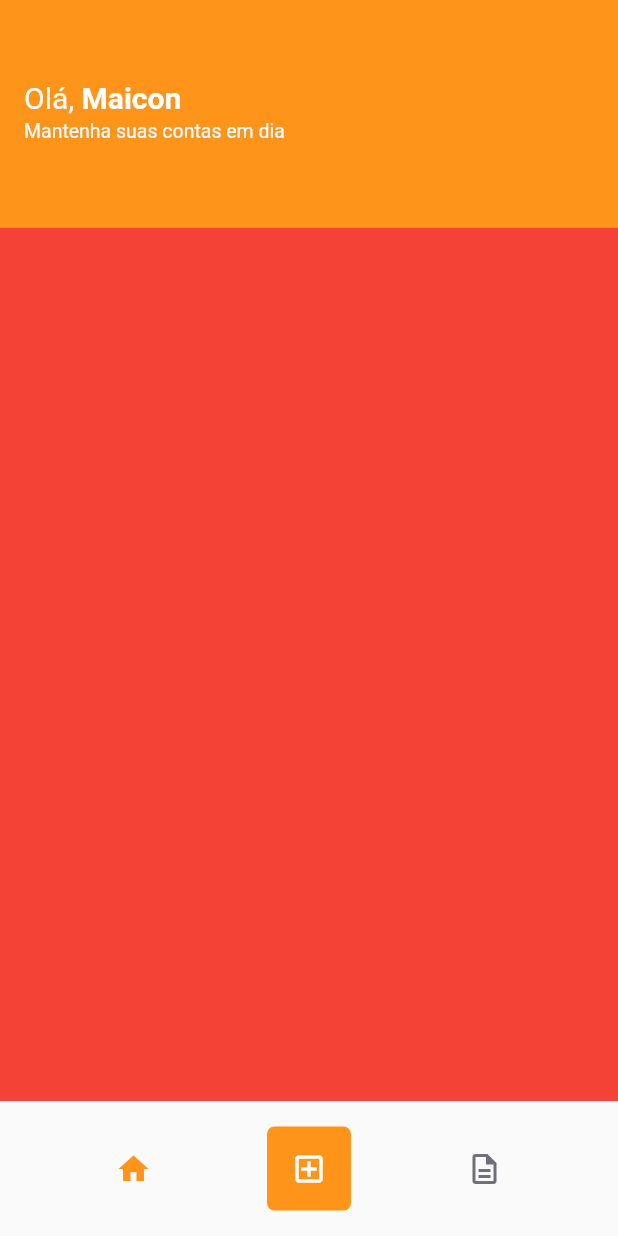
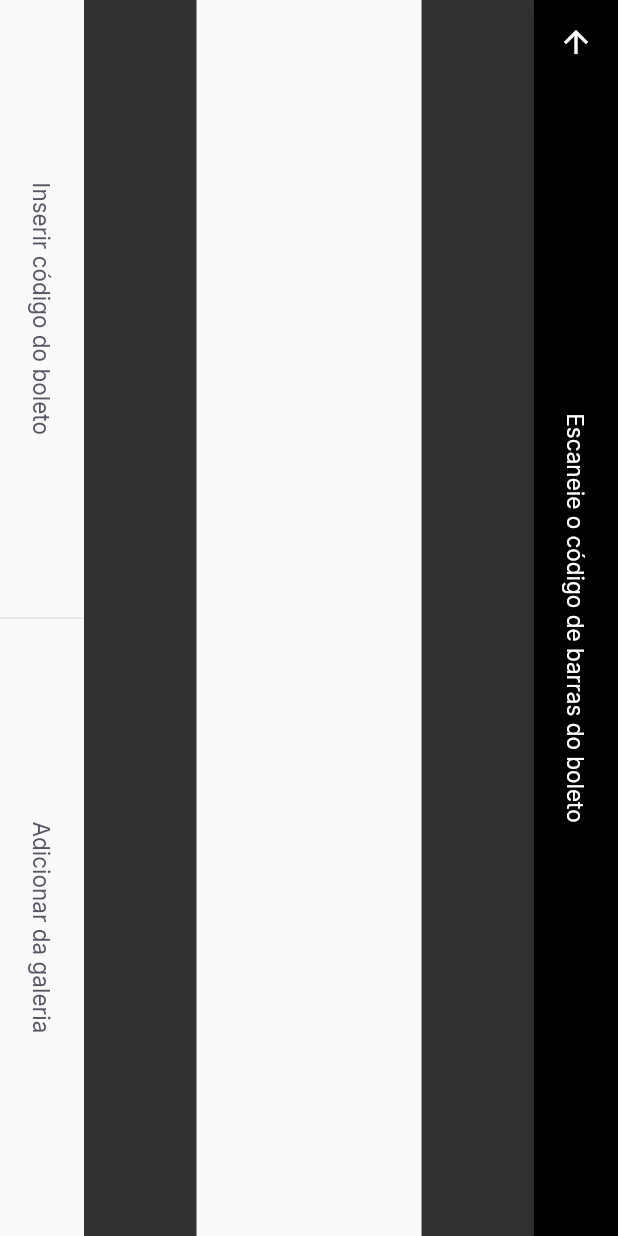
Before and after one commit to Jhone0202/payflow, a Flutter app: the HomePage screen opened by its route, after a tap on the "add box" icon, on a phone screen of 412 x 824 dp. Run offline on Flutter 3.47's test engine with Material 2 defaults, Android fonts, the phone set to English and light mode, and no system bars; our stand-ins replace firebase_core, google_fonts, google_sign_in, shared_preferences; accounts and stored records are empty.

Commit message:
<Change log> 17/08/2021 - Backup;

```diff
--- a/lib/app_widget.dart
+++ b/lib/app_widget.dart
@@ -1,4 +1,5 @@
 import 'package:flutter/material.dart';
+import 'package:payflow/modules/barcode_scanner/barcode_scanner_page.dart';
 import 'package:payflow/modules/home/home_page.dart';
 import 'package:payflow/modules/splash/splash_page.dart';
 
@@ -10,12 +11,16 @@ class AppWidget extends StatelessWidget {
   Widget build(BuildContext context) {
     return MaterialApp(
       title: 'Pay Flow',
-      theme: ThemeData(primaryColor: AppColors.primary),
+      theme: ThemeData(
+        primarySwatch: Colors.orange,
+        primaryColor: AppColors.primary,
+      ),
       debugShowCheckedModeBanner: false,
       routes: {
-        SplashPage.routeName: (BuildContext context) => SplashPage(),
-        LoginPage.routeName: (BuildContext context) => LoginPage(),
-        HomePage.routeName: (BuildContext context) => HomePage(),
+        SplashPage.routeName: (context) => SplashPage(),
+        LoginPage.routeName: (context) => LoginPage(),
+        HomePage.routeName: (context) => HomePage(),
+        BarcodeScannerPage.routeName: (context) => BarcodeScannerPage(),
       },
     );
   }
--- /dev/null
+++ b/lib/modules/barcode_scanner/barcode_scanner_page.dart
@@ -0,0 +1,60 @@
+import 'package:flutter/material.dart';
+import 'package:payflow/shared/themes/app_colors.dart';
+import 'package:payflow/shared/themes/app_text_styles.dart';
+import 'package:payflow/shared/widgets/set_label_buttons/set_label_buttons.dart';
+
+class BarcodeScannerPage extends StatefulWidget {
+  static const String routeName = '/barcode_scanner';
+  const BarcodeScannerPage({Key? key}) : super(key: key);
+
+  @override
+  _BarcodeScannerPageState createState() => _BarcodeScannerPageState();
+}
+
+class _BarcodeScannerPageState extends State<BarcodeScannerPage> {
+  @override
+  Widget build(BuildContext context) {
+    return SafeArea(
+      child: RotatedBox(
+        quarterTurns: 1,
+        child: Scaffold(
+          appBar: AppBar(
+            backgroundColor: Colors.black,
+            centerTitle: true,
+            title: Text(
+              'Escaneie o código de barras do boleto',
+              style: AppTextStyles.buttonBackground,
+            ),
+            leading: BackButton(color: AppColors.background),
+          ),
+          body: Column(
+            children: [
+              Expanded(
+                child: Container(
+                  color: Colors.black.withOpacity(0.8),
+                ),
+              ),
+              Expanded(
+                flex: 2,
+                child: Container(
+                  color: Colors.transparent,
+                ),
+              ),
+              Expanded(
+                child: Container(
+                  color: Colors.black.withOpacity(0.8),
+                ),
+              ),
+            ],
+          ),
+          bottomNavigationBar: SetLabelButtons(
+            primaryLabel: 'Inserir código do boleto',
+            primaryPress: () {},
+            secondaryLabel: 'Adicionar da galeria',
+            secondaryPress: () {},
+          ),
+        ),
+      ),
+    );
+  }
+}
--- a/lib/modules/home/home_page.dart
+++ b/lib/modules/home/home_page.dart
@@ -1,4 +1,5 @@
 import 'package:flutter/material.dart';
+import 'package:payflow/modules/barcode_scanner/barcode_scanner_page.dart';
 import 'package:payflow/modules/home/home_controller.dart';
 import 'package:payflow/shared/themes/app_colors.dart';
 import 'package:payflow/shared/themes/app_text_styles.dart';
@@ -65,7 +66,10 @@ class _HomePageState extends State<HomePage> {
               onPressed: () => setState(() => controller.setPage(0)),
             ),
             GestureDetector(
-              onTap: () {},
+              onTap: () => Navigator.pushNamed(
+                context,
+                BarcodeScannerPage.routeName,
+              ),
               child: Container(
                 width: 56,
                 height: 56,
--- /dev/null
+++ b/lib/shared/widgets/divider_vertical/divider_vertical.dart
@@ -0,0 +1,15 @@
+import 'package:flutter/material.dart';
+import 'package:payflow/shared/themes/app_colors.dart';
+
+class DividerVertical extends StatelessWidget {
+  const DividerVertical({Key? key}) : super(key: key);
+
+  @override
+  Widget build(BuildContext context) {
+    return Container(
+      width: 1,
+      height: double.maxFinite,
+      color: AppColors.stroke,
+    );
+  }
+}
--- /dev/null
+++ b/lib/shared/widgets/label_button/label_button.dart
@@ -0,0 +1,26 @@
+import 'package:flutter/material.dart';
+import 'package:payflow/shared/themes/app_text_styles.dart';
+
+class LabelButton extends StatelessWidget {
+  final String label;
+  final VoidCallback press;
+  const LabelButton({
+    Key? key,
+    required this.label,
+    required this.press,
+  }) : super(key: key);
+
+  @override
+  Widget build(BuildContext context) {
+    return SizedBox(
+      height: 56,
+      child: TextButton(
+        onPressed: press,
+        child: Text(
+          label,
+          style: AppTextStyles.buttonHeading,
+        ),
+      ),
+    );
+  }
+}
--- /dev/null
+++ b/lib/shared/widgets/set_label_buttons/set_label_buttons.dart
@@ -0,0 +1,35 @@
+import 'package:flutter/material.dart';
+import 'package:payflow/shared/widgets/divider_vertical/divider_vertical.dart';
+import 'package:payflow/shared/widgets/label_button/label_button.dart';
+
+class SetLabelButtons extends StatelessWidget {
+  final String primaryLabel;
+  final VoidCallback primaryPress;
+  final String secondaryLabel;
+  final VoidCallback secondaryPress;
+  const SetLabelButtons({
+    Key? key,
+    required this.primaryLabel,
+    required this.primaryPress,
+    required this.secondaryLabel,
+    required this.secondaryPress,
+  }) : super(key: key);
+
+  @override
+  Widget build(BuildContext context) {
+    return SizedBox(
+      height: 56,
+      child: Row(
+        children: [
+          Expanded(
+            child: LabelButton(label: primaryLabel, press: primaryPress),
+          ),
+          DividerVertical(),
+          Expanded(
+            child: LabelButton(label: secondaryLabel, press: secondaryPress),
+          ),
+        ],
+      ),
+    );
+  }
+}
--- a/pubspec.yaml
+++ b/pubspec.yaml
@@ -33,6 +33,9 @@ dependencies:
   google_sign_in: ^5.0.7
   google_sign_in_web: ^0.10.0+1
   shared_preferences: ^2.0.6
+  google_ml_kit: ^0.7.0
+  camera: ^0.8.1+7
+  image_picker: ^0.8.3+2
 
 dev_dependencies:
   flutter_test:
```
Also changed, not shown: pubspec.lock.
